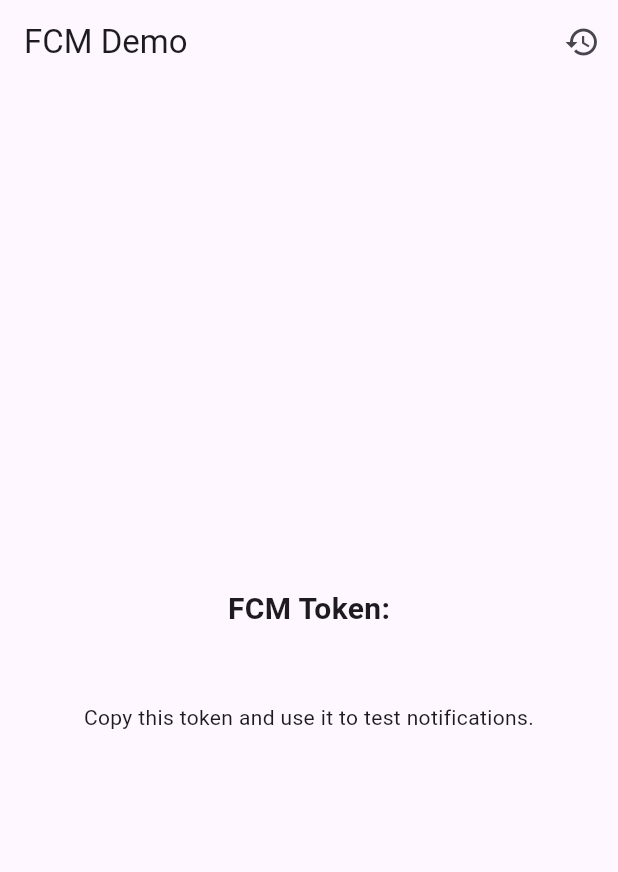
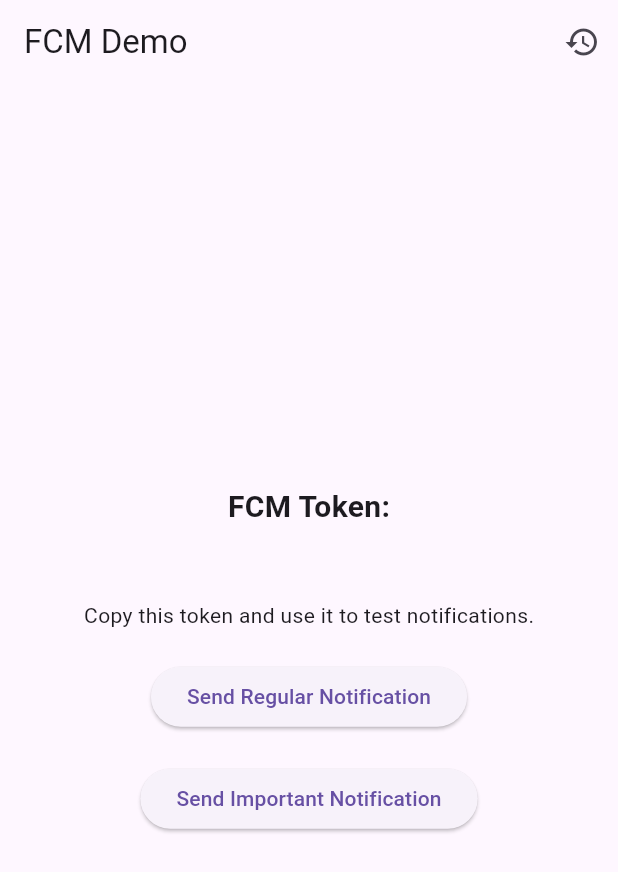
Before and after one commit to abigailsheldon/act14, a Flutter app: the screen it shows after launch, on a phone screen of 412 x 824 dp. Shown: the top 872 px of the screen. Run offline on Flutter 3.47's test engine with Material 3 defaults, Android fonts, the phone set to English and light mode, and no system bars; our stand-ins replace firebase_core, firebase_messaging, flutter_local_notifications; accounts and stored records are empty.

Commit message:
Adds buttons and notifs based of importance

```diff
--- a/lib/main.dart
+++ b/lib/main.dart
@@ -3,7 +3,7 @@ import 'package:firebase_core/firebase_core.dart';
 import 'package:firebase_messaging/firebase_messaging.dart';
 import 'package:flutter_local_notifications/flutter_local_notifications.dart';
 
-// Handler for background messages
+// Handler for background messages.
 Future<void> _firebaseMessagingBackgroundHandler(RemoteMessage message) async {
   await Firebase.initializeApp();
   print("Background message: ${message.messageId}");
@@ -13,13 +13,13 @@ void main() async {
   WidgetsFlutterBinding.ensureInitialized();
   await Firebase.initializeApp();
 
-  // Set the background messaging handler
+  // Set the background messaging handler.
   FirebaseMessaging.onBackgroundMessage(_firebaseMessagingBackgroundHandler);
 
   runApp(MyApp());
 }
 
-// Store notification information
+// Model class to store notification information.
 class NotificationItem {
   final String? title;
   final String? body;
@@ -48,7 +48,7 @@ class _MyAppState extends State<MyApp> {
     _setupFCM();
   }
 
-  // Initialize flutter_local_notifications
+  // Initialize the flutter_local_notifications plugin.
   void _initLocalNotifications() {
     flutterLocalNotificationsPlugin = FlutterLocalNotificationsPlugin();
 
@@ -64,18 +64,22 @@ class _MyAppState extends State<MyApp> {
         final String? payload = notificationResponse.payload;
         if (payload != null) {
           debugPrint('Notification payload: $payload');
-          // Handle notification tap here
+          // Handle notification tap here (e.g., navigate to a specific screen).
         }
       },
     );
   }
 
-  // Show local notification and add it to history list
-  Future<void> _showNotification(RemoteMessage message) async {
-    final String notificationTitle = message.notification?.title ?? 'No Title';
-    final String notificationBody = message.notification?.body ?? 'No Body';
+  /// Shows a local notification.
+  ///
+  /// [isImportant] indicates which type of notification to display.
+  Future<void> _showNotification(RemoteMessage message, {bool isImportant = false}) async {
+    final String notificationTitle = message.notification?.title ??
+        (isImportant ? 'Important' : 'Regular');
+    final String notificationBody = message.notification?.body ??
+        'Notification Body';
 
-    // Add notification to history
+    // Save the notification info in history.
     setState(() {
       _notificationHistory.add(NotificationItem(
         title: notificationTitle,
@@ -84,30 +88,39 @@ class _MyAppState extends State<MyApp> {
       ));
     });
 
-    // Android-specific notification details.
-    const AndroidNotificationDetails androidPlatformChannelSpecifics =
-        AndroidNotificationDetails(
-      'activity_14_channel',
-      'Activity 14 Notifications',
-      channelDescription: 'Channel for practicing Firebase',
-      importance: Importance.max,
-      priority: Priority.high,
-      ticker: 'ticker',
-    );
-    const NotificationDetails platformChannelSpecifics =
-        NotificationDetails(android: androidPlatformChannelSpecifics);
+    // Choose channel settings based on type.
+    AndroidNotificationDetails androidDetails;
+    if (isImportant) {
+      androidDetails = const AndroidNotificationDetails(
+        'important_channel', // Channel ID for important notifications.
+        'Important Notifications', // Channel name.
+        channelDescription: 'Channel for important alerts.',
+        importance: Importance.max,
+        priority: Priority.high,
+      );
+    } else {
+      androidDetails = const AndroidNotificationDetails(
+        'regular_channel', // Channel ID for regular notifications.
+        'Regular Notifications', // Channel name.
+        channelDescription: 'Channel for regular notifications.',
+        importance: Importance.defaultImportance,
+        priority: Priority.defaultPriority,
+      );
+    }
 
-    // Display the notification.
+    final NotificationDetails platformDetails =
+        NotificationDetails(android: androidDetails);
+
     await flutterLocalNotificationsPlugin.show(
       0,
       notificationTitle,
       notificationBody,
-      platformChannelSpecifics,
-      payload: 'action_payload',
+      platformDetails,
+      payload: isImportant ? 'important_payload' : 'regular_payload',
     );
   }
 
-  // Set up Firebase Messaging to request permission, retrieve token, and listen for messages
+  // Set up Firebase Messaging to request permissions, retrieve the token, and listen for messages.
   Future<void> _setupFCM() async {
     FirebaseMessaging messaging = FirebaseMessaging.instance;
 
@@ -118,21 +131,18 @@ class _MyAppState extends State<MyApp> {
     );
     print('User granted permission: ${settings.authorizationStatus}');
 
-    // Retrieve the FCM token for this device
+    // Retrieve FCM token for this device.
     String? token = await messaging.getToken();
     setState(() {
       _fcmToken = token ?? 'No token received';
     });
     print("FCM Token: $_fcmToken");
 
-    // Listen for messages when the app is in foreground
+    // Listen for foreground messages.
     FirebaseMessaging.onMessage.listen((RemoteMessage message) {
-      print("Message received while in the foreground:");
-      print("Data: ${message.data}");
-      if (message.notification != null) {
-        print("Notification: ${message.notification!.title} - ${message.notification!.body}");
-      }
-      _showNotification(message);
+      bool isImportant = message.data['importance'] == 'important';
+      print("Message received (isImportant=$isImportant): ${message.data}");
+      _showNotification(message, isImportant: isImportant);
     });
 
     FirebaseMessaging.onMessageOpenedApp.listen((RemoteMessage message) {
@@ -140,41 +150,36 @@ class _MyAppState extends State<MyApp> {
     });
   }
 
-  // Navigate to the Notification History screen
+  // Navigate to the Notification History screen.
   void _navigateToHistory() {
-    Navigator.of(context).push(
-      MaterialPageRoute(
-        builder: (context) => NotificationHistoryScreen(history: _notificationHistory),
-      ),
-    );
+    Navigator.of(context).push(MaterialPageRoute(
+      builder: (context) => NotificationHistoryScreen(history: _notificationHistory),
+    ));
   }
 
   @override
   Widget build(BuildContext context) {
     return MaterialApp(
-      title: 'Firebase Cloud Messaging Demo',
+      title: 'FCM Notifications Demo',
       home: Scaffold(
         appBar: AppBar(
           title: Text("FCM Demo"),
           actions: [
+            // Wrap in Builder to get correct context for Navigator.
             Builder(
               builder: (context) {
                 return IconButton(
                   icon: Icon(Icons.history),
                   onPressed: () {
-                    Navigator.of(context).push(
-                      MaterialPageRoute(
-                        builder: (context) =>
-                            NotificationHistoryScreen(history: _notificationHistory),
-                      ),
-                    );
+                    Navigator.of(context).push(MaterialPageRoute(
+                      builder: (context) => NotificationHistoryScreen(history: _notificationHistory),
+                    ));
                   },
                 );
               },
             ),
           ],
         ),
-
         body: Center(
           child: SingleChildScrollView(
             child: Column(
@@ -188,9 +193,36 @@ class _MyAppState extends State<MyApp> {
                   padding: const EdgeInsets.all(12.0),
                   child: SelectableText(_fcmToken),
                 ),
-                Text(
-                  "Copy this token and use it to test notifications.",
-                  textAlign: TextAlign.center,
+                Text("Copy this token and use it to test notifications."),
+                const SizedBox(height: 20),
+                // Button to simulate a regular notification.
+                ElevatedButton(
+                  onPressed: () {
+                    RemoteMessage dummyMessage = RemoteMessage(
+                      notification: RemoteNotification(
+                        title: "Test Regular",
+                        body: "This is a regular notification",
+                      ),
+                      data: {},
+                    );
+                    _showNotification(dummyMessage, isImportant: false);
+                  },
+                  child: Text("Send Regular Notification"),
+                ),
+                const SizedBox(height: 20),
+                // Button to simulate an important notification.
+                ElevatedButton(
+                  onPressed: () {
+                    RemoteMessage dummyMessage = RemoteMessage(
+                      notification: RemoteNotification(
+                        title: "Test Important",
+                        body: "This is an important notification",
+                      ),
+                      data: {"importance": "important"},
+                    );
+                    _showNotification(dummyMessage, isImportant: true);
+                  },
+                  child: Text("Send Important Notification"),
                 ),
               ],
             ),
@@ -201,7 +233,7 @@ class _MyAppState extends State<MyApp> {
   }
 }
 
-// Screen to display notification history.
+// A screen to display the history of received notifications.
 class NotificationHistoryScreen extends StatelessWidget {
   final List<NotificationItem> history;
   const NotificationHistoryScreen({Key? key, required this.history}) : super(key: key);
@@ -209,9 +241,7 @@ class NotificationHistoryScreen extends StatelessWidget {
   @override
   Widget build(BuildContext context) {
     return Scaffold(
-      appBar: AppBar(
-        title: Text('Notification History'),
-      ),
+      appBar: AppBar(title: Text('Notification History')),
       body: ListView.builder(
         itemCount: history.length,
         itemBuilder: (context, index) {
```
